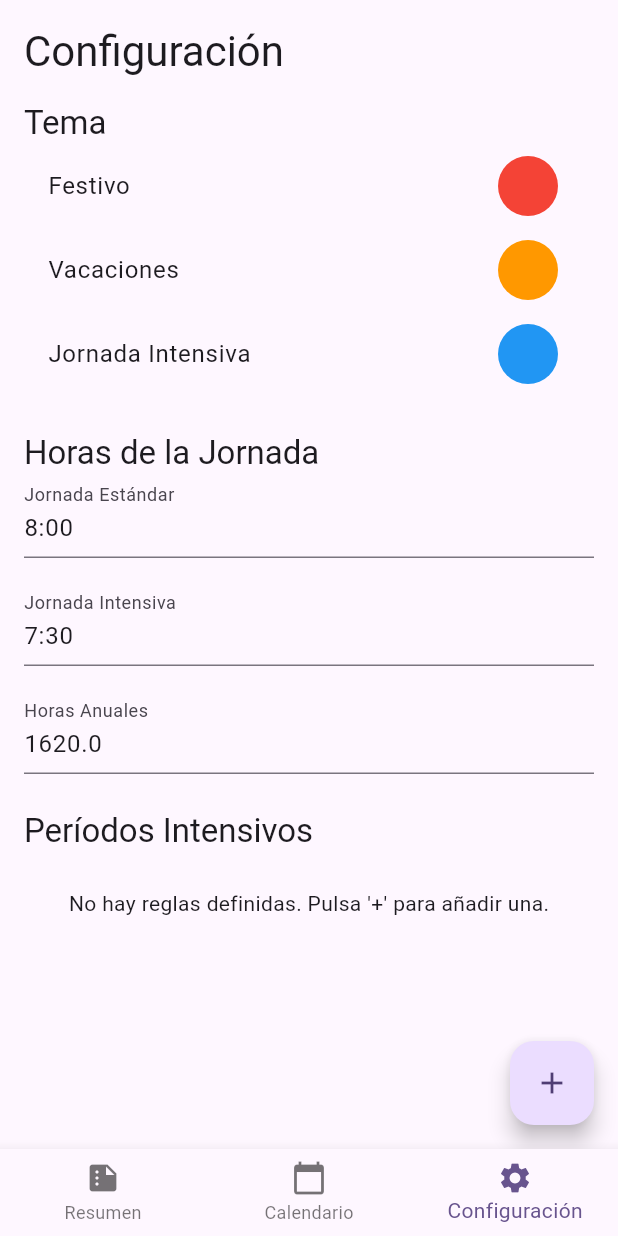
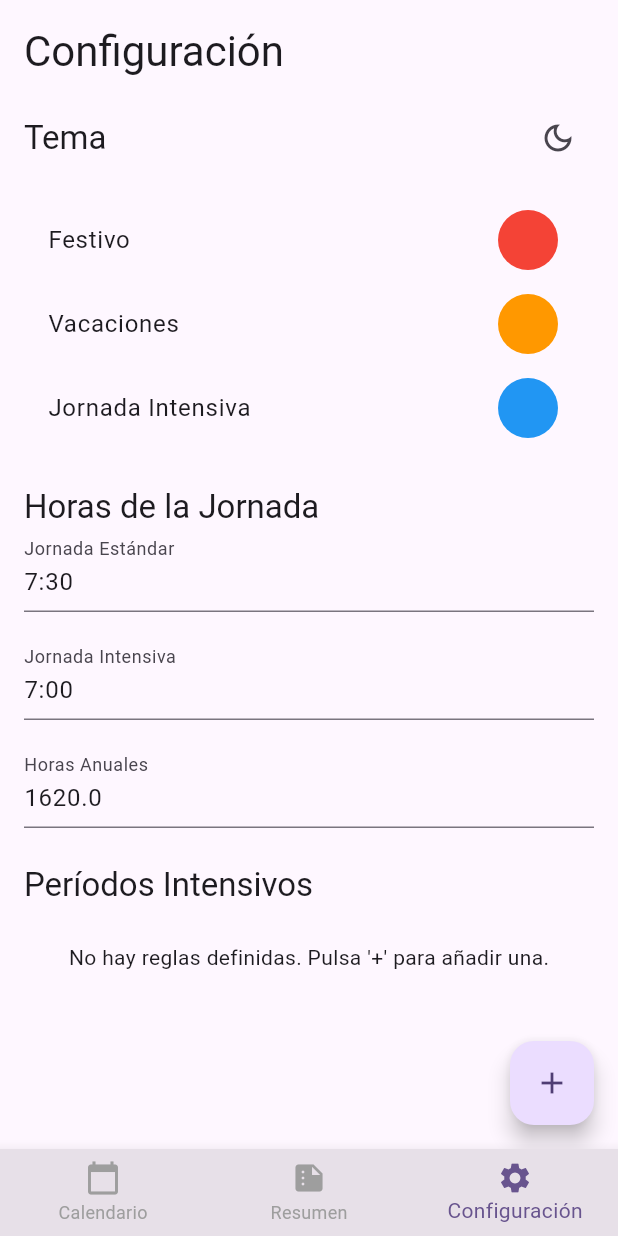
Before and after one commit to DarkEagle82/CalendarioLaboral, a Flutter app: the screen it shows after launch, item 3 of the bottom bar chosen, on a phone screen of 412 x 824 dp. Run offline on Flutter 3.47's test engine with Material 3 defaults, Android fonts, the phone set to English and light mode, and no system bars; our stand-ins replace flutter_colorpicker, shared_preferences, table_calendar.

Commit message:
feat: Implement dark mode, fix summary calculations, and improve settings UI
- Add dark mode toggle with icon in settings.
- Correctly calculate total worked hours and days in the summary, excluding holidays and vacations.
- Set default values for standard (7.5h) and intensive (7h) workdays.
- Fix Spanish and English localization files.
- Refactor settings screen for better UX.
- Update various UI components and providers to support these changes.

```diff
--- a/lib/l10n/app_es.arb
+++ b/lib/l10n/app_es.arb
@@ -21,6 +21,7 @@
     "theme": "Tema",
     "light": "Claro",
     "dark": "Oscuro",
+    "darkMode": "Modo Oscuro",
     "appName": "Calendario Laboral",
     "addRule": "Añadir Regla",
     "ruleType": "Tipo de Regla",
--- a/lib/l10n/app_localizations.dart
+++ b/lib/l10n/app_localizations.dart
@@ -101,331 +101,337 @@ abstract class AppLocalizations {
   /// No description provided for @calendar.
   ///
   /// In en, this message translates to:
-  /// **'Calendario'**
+  /// **'Calendar'**
   String get calendar;
 
   /// No description provided for @settings.
   ///
   /// In en, this message translates to:
-  /// **'Configuración'**
+  /// **'Settings'**
   String get settings;
 
   /// No description provided for @summary.
   ///
   /// In en, this message translates to:
-  /// **'Resumen'**
+  /// **'Summary'**
   String get summary;
 
   /// No description provided for @home.
   ///
   /// In en, this message translates to:
-  /// **'Inicio'**
+  /// **'Home'**
   String get home;
 
   /// No description provided for @standardWorkday.
   ///
   /// In en, this message translates to:
-  /// **'Jornada Estándar'**
+  /// **'Standard Workday'**
   String get standardWorkday;
 
   /// No description provided for @intensiveWorkday.
   ///
   /// In en, this message translates to:
-  /// **'Jornada Intensiva'**
+  /// **'Intensive Workday'**
   String get intensiveWorkday;
 
   /// No description provided for @annualHours.
   ///
   /// In en, this message translates to:
-  /// **'Horas Anuales'**
+  /// **'Annual Hours'**
   String get annualHours;
 
   /// No description provided for @save.
   ///
   /// In en, this message translates to:
-  /// **'Guardar'**
+  /// **'Save'**
   String get save;
 
   /// No description provided for @intensivePeriods.
   ///
   /// In en, this message translates to:
-  /// **'Períodos Intensivos'**
+  /// **'Intensive Periods'**
   String get intensivePeriods;
 
   /// No description provided for @addIntensivePeriod.
   ///
   /// In en, this message translates to:
-  /// **'Añadir Período Intensivo'**
+  /// **'Add Intensive Period'**
   String get addIntensivePeriod;
 
   /// No description provided for @selectDate.
   ///
   /// In en, this message translates to:
-  /// **'Seleccionar Fecha'**
+  /// **'Select Date'**
   String get selectDate;
 
   /// No description provided for @selectWeekDay.
   ///
   /// In en, this message translates to:
-  /// **'Seleccionar Día de la Semana'**
+  /// **'Select Weekday'**
   String get selectWeekDay;
 
   /// No description provided for @hours.
   ///
   /// In en, this message translates to:
-  /// **'Horas'**
+  /// **'Hours'**
   String get hours;
 
   /// No description provided for @minutes.
   ///
   /// In en, this message translates to:
-  /// **'Minutos'**
+  /// **'Minutes'**
   String get minutes;
 
   /// No description provided for @selectColor.
   ///
   /// In en, this message translates to:
-  /// **'Seleccionar Color'**
+  /// **'Select Color'**
   String get selectColor;
 
   /// No description provided for @english.
   ///
   /// In en, this message translates to:
-  /// **'Inglés'**
+  /// **'English'**
   String get english;
 
   /// No description provided for @spanish.
   ///
   /// In en, this message translates to:
-  /// **'Español'**
+  /// **'Spanish'**
   String get spanish;
 
   /// No description provided for @system.
   ///
   /// In en, this message translates to:
-  /// **'Sistema'**
+  /// **'System'**
   String get system;
 
   /// No description provided for @language.
   ///
   /// In en, this message translates to:
-  /// **'Idioma'**
+  /// **'Language'**
   String get language;
 
   /// No description provided for @theme.
   ///
   /// In en, this message translates to:
-  /// **'Tema'**
+  /// **'Theme'**
   String get theme;
 
   /// No description provided for @light.
   ///
   /// In en, this message translates to:
-  /// **'Claro'**
+  /// **'Light'**
   String get light;
 
   /// No description provided for @dark.
   ///
   /// In en, this message translates to:
-  /// **'Oscuro'**
+  /// **'Dark'**
   String get dark;
+
+  /// No description provided for @darkMode.
+  ///
+  /// In en, this message translates to:
+  /// **'Dark Mode'**
+  String get darkMode;
 
   /// No description provided for @appName.
   ///
   /// In en, this message translates to:
-  /// **'Calendario Laboral'**
+  /// **'Work Calendar'**
   String get appName;
 
   /// No description provided for @addRule.
   ///
   /// In en, this message translates to:
-  /// **'Añadir Regla'**
+  /// **'Add Rule'**
   String get addRule;
 
   /// No description provided for @ruleType.
   ///
   /// In en, this message translates to:
-  /// **'Tipo de Regla'**
+  /// **'Rule Type'**
   String get ruleType;
 
   /// No description provided for @dateRange.
   ///
   /// In en, this message translates to:
-  /// **'Rango de Fechas'**
+  /// **'Date Range'**
   String get dateRange;
 
   /// No description provided for @weeklyOnRange.
   ///
   /// In en, this message translates to:
-  /// **'Semanal en Rango'**
+  /// **'Weekly on Range'**
   String get weeklyOnRange;
 
   /// No description provided for @holidayEve.
   ///
   /// In en, this message translates to:
-  /// **'Víspera de Festivo'**
+  /// **'Holiday Eve'**
   String get holidayEve;
 
   /// No description provided for @startDate.
   ///
   /// In en, this message translates to:
-  /// **'Fecha de Inicio'**
+  /// **'Start Date'**
   String get startDate;
 
   /// No description provided for @endDate.
   ///
   /// In en, this message translates to:
-  /// **'Fecha de Fin'**
+  /// **'End Date'**
   String get endDate;
 
   /// No description provided for @weekday.
   ///
   /// In en, this message translates to:
-  /// **'Día de la Semana'**
+  /// **'Weekday'**
   String get weekday;
 
   /// No description provided for @monday.
   ///
   /// In en, this message translates to:
-  /// **'Lunes'**
+  /// **'Monday'**
   String get monday;
 
   /// No description provided for @tuesday.
   ///
   /// In en, this message translates to:
-  /// **'Martes'**
+  /// **'Tuesday'**
   String get tuesday;
 
   /// No description provided for @wednesday.
   ///
   /// In en, this message translates to:
-  /// **'Miércoles'**
+  /// **'Wednesday'**
   String get wednesday;
 
   /// No description provided for @thursday.
   ///
   /// In en, this message translates to:
-  /// **'Jueves'**
+  /// **'Thursday'**
   String get thursday;
 
   /// No description provided for @friday.
   ///
   /// In en, this message translates to:
-  /// **'Viernes'**
+  /// **'Friday'**
   String get friday;
 
   /// No description provided for @saturday.
   ///
   /// In en, this message translates to:
-  /// **'Sábado'**
+  /// **'Saturday'**
   String get saturday;
 
   /// No description provided for @sunday.
   ///
   /// In en, this message translates to:
-  /// **'Domingo'**
+  /// **'Sunday'**
   String get sunday;
 
   /// No description provided for @confirm.
   ///
   /// In en, this message translates to:
-  /// **'Confirmar'**
+  /// **'Confirm'**
   String get confirm;
 
   /// No description provided for @cancel.
   ///
   /// In en, this message translates to:
-  /// **'Cancelar'**
+  /// **'Cancel'**
   String get cancel;
 
   /// No description provided for @totalHoursWorked.
   ///
   /// In en, this message translates to:
-  /// **'Horas Totales Trabajadas'**
+  /// **'Total Hours Worked'**
   String get totalHoursWorked;
 
   /// No description provided for @remainingHours.
   ///
   /// In en, this message translates to:
-  /// **'Horas Restantes'**
+  /// **'Remaining Hours'**
   String get remainingHours;
 
   /// No description provided for @equivalentDays.
   ///
   /// In en, this message translates to:
-  /// **'Días Equivalentes'**
+  /// **'Equivalent Days'**
   String get equivalentDays;
 
   /// No description provided for @totalWorkingDays.
   ///
   /// In en, this message translates to:
-  /// **'Días Totales Trabajados'**
+  /// **'Total Working Days'**
   String get totalWorkingDays;
 
   /// No description provided for @clearSelection.
   ///
   /// In en, this message translates to:
-  /// **'Limpiar Selección'**
+  /// **'Clear Selection'**
   String get clearSelection;
 
   /// No description provided for @markAsHoliday.
   ///
   /// In en, this message translates to:
-  /// **'Marcar como Festivo'**
+  /// **'Mark as Holiday'**
   String get markAsHoliday;
 
   /// No description provided for @markAsVacation.
   ///
   /// In en, this message translates to:
-  /// **'Marcar como Vacaciones'**
+  /// **'Mark as Vacation'**
   String get markAsVacation;
 
   /// No description provided for @noRulesDefined.
   ///
   /// In en, this message translates to:
-  /// **'No hay reglas definidas. Pulsa \'+\' para añadir una.'**
+  /// **'No rules defined. Press \'+\' to add one.'**
   String get noRulesDefined;
 
   /// No description provided for @delete.
   ///
   /// In en, this message translates to:
-  /// **'Eliminar'**
+  /// **'Delete'**
   String get delete;
 
   /// No description provided for @confirmDeletion.
   ///
   /// In en, this message translates to:
-  /// **'Confirmar Eliminación'**
+  /// **'Confirm Deletion'**
   String get confirmDeletion;
 
   /// No description provided for @areYouSureYouWantToDeleteThisRule.
   ///
   /// In en, this message translates to:
-  /// **'¿Estás seguro de que quieres eliminar esta regla?'**
+  /// **'Are you sure you want to delete this rule?'**
   String get areYouSureYouWantToDeleteThisRule;
 
   /// No description provided for @workdayHours.
   ///
   /// In en, this message translates to:
-  /// **'Horas de la Jornada'**
+  /// **'Workday Hours'**
   String get workdayHours;
 
   /// No description provided for @chooseThemeColor.
   ///
   /// In en, this message translates to:
-  /// **'Elegir Color del Tema'**
+  /// **'Choose Theme Color'**
   String get chooseThemeColor;
 
   /// No description provided for @holiday.
   ///
   /// In en, this message translates to:
-  /// **'Festivo'**
+  /// **'Holiday'**
   String get holiday;
 
   /// No description provided for @vacation.
   ///
   /// In en, this message translates to:
-  /// **'Vacaciones'**
+  /// **'Vacation'**
   String get vacation;
 }
 
--- a/lib/l10n/app_localizations_es.dart
+++ b/lib/l10n/app_localizations_es.dart
@@ -73,6 +73,9 @@ class AppLocalizationsEs extends AppLocalizations {
 
   @override
   String get dark => 'Oscuro';
+
+  @override
+  String get darkMode => 'Modo Oscuro';
 
   @override
   String get appName => 'Calendario Laboral';
--- a/lib/main.dart
+++ b/lib/main.dart
@@ -1,4 +1,5 @@
 import 'package:flutter/material.dart';
+import 'package:flutter_localizations/flutter_localizations.dart';
 import 'package:provider/provider.dart';
 
 import 'l10n/app_localizations.dart';
@@ -40,8 +41,17 @@ class MyApp extends StatelessWidget {
             theme: themeProvider.lightTheme,
             darkTheme: themeProvider.darkTheme,
             themeMode: themeProvider.themeMode,
-            localizationsDelegates: AppLocalizations.localizationsDelegates,
-            supportedLocales: AppLocalizations.supportedLocales,
+            localizationsDelegates: const [
+              AppLocalizations.delegate,
+              GlobalMaterialLocalizations.delegate,
+              GlobalWidgetsLocalizations.delegate,
+              GlobalCupertinoLocalizations.delegate,
+            ],
+            supportedLocales: const [
+              Locale('en', ''),
+              Locale('es', ''),
+            ],
+            locale: const Locale('es'), // Force Spanish for the app
             home: const MainScreen(),
           );
         },
@@ -61,8 +71,8 @@ class _MainScreenState extends State<MainScreen> {
   int _selectedIndex = 0;
 
   static const List<Widget> _widgetOptions = <Widget>[
+    CalendarScreen(),
     SummaryScreen(),
-    CalendarScreen(),
     SettingsScreen(),
   ];
 
@@ -74,6 +84,7 @@ class _MainScreenState extends State<MainScreen> {
 
   @override
   Widget build(BuildContext context) {
+    // This will now work correctly because AppLocalizations.delegate is provided in MaterialApp
     final l10n = AppLocalizations.of(context)!;
 
     return Scaffold(
@@ -83,12 +94,12 @@ class _MainScreenState extends State<MainScreen> {
       bottomNavigationBar: BottomNavigationBar(
         items: <BottomNavigationBarItem>[
           BottomNavigationBarItem(
+            icon: const Icon(Icons.calendar_today),
+            label: l10n.calendar,
+          ),
+          BottomNavigationBarItem(
             icon: const Icon(Icons.summarize),
             label: l10n.summary,
-          ),
-          BottomNavigationBarItem(
-            icon: const Icon(Icons.calendar_today),
-            label: l10n.calendar,
           ),
           BottomNavigationBarItem(
             icon: const Icon(Icons.settings),
@@ -97,6 +108,9 @@ class _MainScreenState extends State<MainScreen> {
         ],
         currentIndex: _selectedIndex,
         onTap: _onItemTapped,
+        selectedItemColor: Theme.of(context).colorScheme.primary,
+        unselectedItemColor: Colors.grey,
+        backgroundColor: Theme.of(context).colorScheme.surfaceContainerHighest,
       ),
     );
   }
--- a/lib/models/work_day.dart
+++ b/lib/models/work_day.dart
@@ -1,4 +1,4 @@
-enum DayType { work, holiday, vacation, weekend, none }
+enum DayType { work, holiday, vacation, weekend, none, intensive }
 
 class WorkDay {
   final int totalMinutes;
--- a/lib/providers/calendar_provider.dart
+++ b/lib/providers/calendar_provider.dart
@@ -10,14 +10,12 @@ class CalendarProvider with ChangeNotifier {
   late SettingsProvider _settingsProvider;
   Map<DateTime, DayEntry> _entries = {};
   DateTime _focusedDay = DateTime.now();
-  int? _lastLoadedYear;
 
   Map<DateTime, DayEntry> get entries => _entries;
   DateTime get focusedDay => _focusedDay;
 
   CalendarProvider(SettingsProvider settingsProvider) {
     _settingsProvider = settingsProvider;
-    _lastLoadedYear = _settingsProvider.selectedYear;
     _loadEntries();
   }
 
@@ -26,7 +24,6 @@ class CalendarProvider with ChangeNotifier {
     _settingsProvider = newSettings;
 
     if (oldYear != newSettings.selectedYear) {
-      _lastLoadedYear = newSettings.selectedYear;
       _loadEntries(); // This will load data for the new year and notify listeners
     } else {
       notifyListeners(); // For other settings changes like work hours, colors, etc.
@@ -80,14 +77,41 @@ class CalendarProvider with ChangeNotifier {
 
   DayType getDayType(DateTime day) {
     final dateWithoutTime = DateTime.utc(day.year, day.month, day.day);
-    return _entries[dateWithoutTime]?.dayType ?? DayType.none;
+
+    // An explicit entry (holiday, vacation) overrides any rule.
+    if (_entries.containsKey(dateWithoutTime)) {
+      return _entries[dateWithoutTime]!.dayType;
+    }
+
+    // Check for weekends
+    if (day.weekday == DateTime.saturday || day.weekday == DateTime.sunday) {
+      return DayType.weekend;
+    }
+
+    // Get all holidays to check for holiday eves
+    final holidays = _entries.entries
+        .where((entry) => entry.value.dayType == DayType.holiday)
+        .map((entry) => entry.key)
+        .toList();
+
+    // Check if the day is intensive based on rules
+    final isIntensive = _settingsProvider.intensiveRules.any((rule) => rule.isIntensive(day, holidays));
+    if (isIntensive) {
+      return DayType.intensive;
+    }
+
+    // It's a normal workday with no special status
+    return DayType.none;
   }
 
   WorkDay getWorkDay(DateTime day) {
-    final intensiveRules = _settingsProvider.intensiveRules;
-    bool isIntensive = intensiveRules.any((rule) => rule.isIntensive(day, []));
+    final dayType = getDayType(day);
 
-    return isIntensive ? _settingsProvider.intensiveWorkDay : _settingsProvider.regularWorkDay;
+    if (dayType == DayType.intensive) {
+      return _settingsProvider.intensiveWorkDay;
+    }
+
+    return _settingsProvider.regularWorkDay;
   }
 
   double get totalHoursWorked {
@@ -97,22 +121,30 @@ class CalendarProvider with ChangeNotifier {
     final endDate = DateTime.utc(year, 12, 31);
 
     for (var day = startDate; day.isBefore(endDate.add(const Duration(days: 1))); day = day.add(const Duration(days: 1))) {
-      if (day.weekday == DateTime.saturday || day.weekday == DateTime.sunday) {
-        continue;
-      }
+      final dayType = getDayType(day);
 
-      final entry = _entries[day];
-
-      if (entry != null) {
-        if (entry.dayType == DayType.holiday || entry.dayType == DayType.vacation) {
-          totalHours += getWorkDay(day).hours;
-        } else if (entry.dayType == DayType.work && entry.duration != null) {
-          totalHours += entry.duration!.inMinutes / 60;
-        } else {
-          totalHours += getWorkDay(day).hours;
-        }
-      } else {
-        totalHours += getWorkDay(day).hours;
+      switch (dayType) {
+        case DayType.intensive:
+          totalHours += _settingsProvider.intensiveWorkDay.hours;
+          break;
+        case DayType.none: // 'none' implies a standard workday
+          totalHours += _settingsProvider.regularWorkDay.hours;
+          break;
+        case DayType.holiday:
+        case DayType.vacation:
+        case DayType.weekend:
+          // 0 hours worked on these days
+          break;
+        case DayType.work:
+          // This case handles manually entered work hours, not yet implemented, but we can prepare for it.
+          final entry = _entries[day];
+          if (entry != null && entry.duration != null) {
+            totalHours += entry.duration!.inMinutes / 60;
+          } else {
+            // Fallback to regular day hours if duration is not specified for a 'work' entry
+            totalHours += _settingsProvider.regularWorkDay.hours;
+          }
+          break;
       }
     }
     return totalHours;
@@ -125,14 +157,10 @@ class CalendarProvider with ChangeNotifier {
     final endDate = DateTime.utc(year, 12, 31);
 
     for (var day = startDate; day.isBefore(endDate.add(const Duration(days: 1))); day = day.add(const Duration(days: 1))) {
-      if (day.weekday == DateTime.saturday || day.weekday == DateTime.sunday) {
-        continue;
+      final dayType = getDayType(day);
+      if (dayType != DayType.weekend && dayType != DayType.holiday && dayType != DayType.vacation) {
+        workingDays++;
       }
-      final entry = _entries[day];
-      if (entry != null && (entry.dayType == DayType.holiday || entry.dayType == DayType.vacation)) {
-        continue;
-      }
-      workingDays++;
     }
     return workingDays;
   }
--- a/lib/providers/settings_provider.dart
+++ b/lib/providers/settings_provider.dart
@@ -6,8 +6,8 @@ import '../models/work_day.dart';
 import '../models/intensive_period.dart';
 
 class SettingsProvider with ChangeNotifier {
-  WorkDay _regularWorkDay = WorkDay(totalMinutes: 8 * 60);
-  WorkDay _intensiveWorkDay = WorkDay(totalMinutes: 7 * 60 + 30);
+  WorkDay _regularWorkDay = WorkDay(totalMinutes: 7 * 60 + 30);
+  WorkDay _intensiveWorkDay = WorkDay(totalMinutes: 7 * 60);
   List<IntensiveRule> _intensiveRules = [];
   double _annualHours = 1620;
   int _selectedYear = DateTime.now().year;
@@ -91,10 +91,16 @@ class SettingsProvider with ChangeNotifier {
 
     if (prefs.containsKey('regularWorkDay')) {
       _regularWorkDay = WorkDay.fromJson(json.decode(prefs.getString('regularWorkDay')!));
+    } else {
+      _regularWorkDay = WorkDay(totalMinutes: 7 * 60 + 30); // Default: 7.5 hours
     }
+
     if (prefs.containsKey('intensiveWorkDay')) {
       _intensiveWorkDay = WorkDay.fromJson(json.decode(prefs.getString('intensiveWorkDay')!));
+    } else {
+       _intensiveWorkDay = WorkDay(totalMinutes: 7 * 60); // Default: 7 hours
     }
+
     if (prefs.containsKey('intensiveRules')) {
       final rules = prefs.getStringList('intensiveRules')!;
       _intensiveRules = rules.map((r) => IntensiveRule.fromJson(json.decode(r))).toList();
--- a/lib/providers/theme_provider.dart
+++ b/lib/providers/theme_provider.dart
@@ -19,7 +19,7 @@ class ThemeProvider with ChangeNotifier {
 
   void _loadTheme() async {
     final prefs = await SharedPreferences.getInstance();
-    _primaryColor = Color(prefs.getInt('primaryColor') ?? Colors.deepPurple.value);
+    _primaryColor = Color(prefs.getInt('primaryColor') ?? Colors.deepPurple.toARGB32());
     final isDark = prefs.getBool('isDarkMode') ?? false;
     _themeMode = isDark ? ThemeMode.dark : ThemeMode.light;
     notifyListeners();
@@ -27,7 +27,7 @@ class ThemeProvider with ChangeNotifier {
 
   void _saveTheme() async {
     final prefs = await SharedPreferences.getInstance();
-    prefs.setInt('primaryColor', _primaryColor.value);
+    prefs.setInt('primaryColor', _primaryColor.toARGB32());
     prefs.setBool('isDarkMode', _themeMode == ThemeMode.dark);
   }
 
--- a/lib/screens/home_page.dart
+++ b/lib/screens/home_page.dart
@@ -32,7 +32,7 @@ class _MyHomePageState extends State<MyHomePage> {
 
     return Scaffold(
       appBar: AppBar(
-        title: Text(l10n.calendar2025),
+        title: Text(l10n.calendar),
       ),
       body: Center(
         child: _widgetOptions.elementAt(_selectedIndex),
```
Also changed, not shown: lib/l10n/app_en.arb (+56 -55 lines), lib/l10n/app_localizations_en.dart (+58 -56 lines), lib/screens/calendar_screen.dart (+45 -5 lines), lib/screens/settings_screen.dart (+87 -49 lines).
